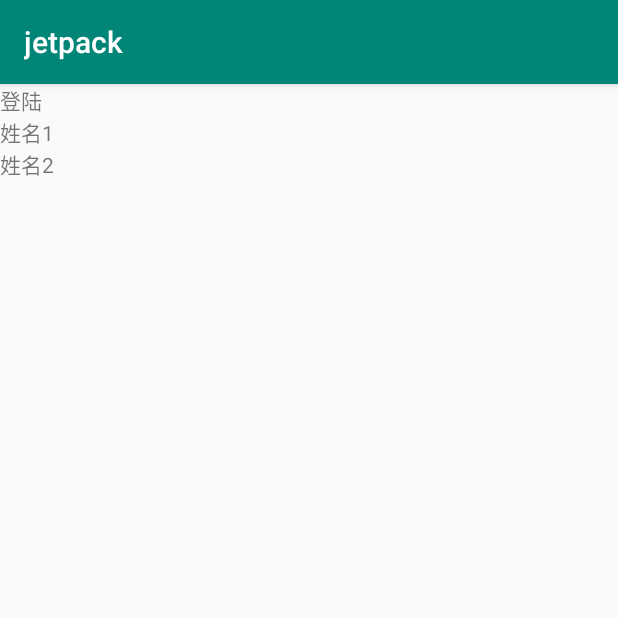
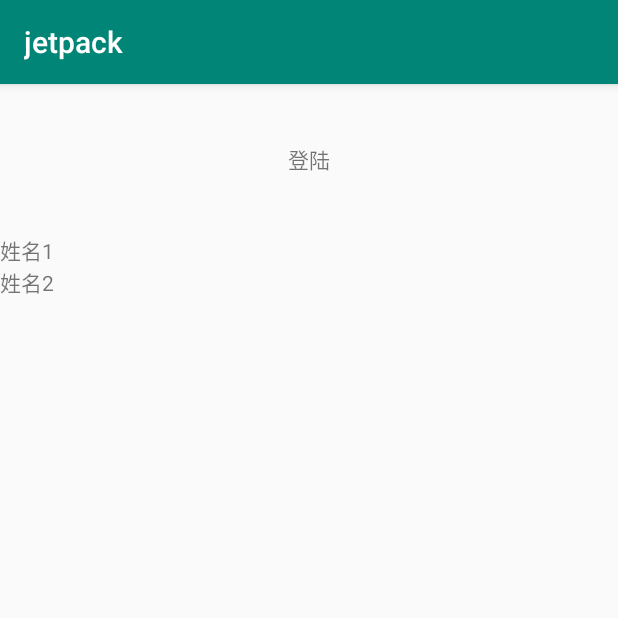
Before and after one commit to lijianjun001/VVMM, an Android app: the screen it shows after launch (MainActivity), on a phone screen of 412 x 824 dp, the top half of it. Run offline under Robolectric (Android 15) with nearby library versions, the phone set to English and light mode, and no system bars; our stand-ins replace Room's generated code, paging; libraries missing offline, so code that uses them is left out: androidx.paging, retrofit2.adapter.rxjava, rx.subscriptions; 6 statements that could not run were skipped.

```diff
--- a/app/src/main/java/jetpack/zmkj/com/jetpack/CustomApplication.java
+++ b/app/src/main/java/jetpack/zmkj/com/jetpack/CustomApplication.java
@@ -16,9 +16,7 @@ public class CustomApplication extends Application {
         super.onCreate();
         instance = this;
         HttpServiceFactory.getInstance().init(RetrofitCreator.createRetrofit());
-        mAppDatabase = Room.databaseBuilder(getApplicationContext(), AppDatabase.class, Constants.DATABASE_NAME)
-                .allowMainThreadQueries()
-                .build();
+        mAppDatabase = Room.databaseBuilder(getApplicationContext(), AppDatabase.class, Constants.DATABASE_NAME).build();
     }
 
     public static CustomApplication getInstance() {
--- a/app/src/main/java/jetpack/zmkj/com/jetpack/http/CustomerService.java
+++ b/app/src/main/java/jetpack/zmkj/com/jetpack/http/CustomerService.java
@@ -9,6 +9,6 @@ import rx.Observable;
 public interface CustomerService
 {
 
-     @POST("user/login")
+     @POST("/user/login")
      Observable<User> login(@Field("username") String username, @Field("password")String password);
 }
--- /dev/null
+++ b/app/src/main/java/jetpack/zmkj/com/jetpack/ui/main/MainActivity.java
@@ -0,0 +1,19 @@
+package jetpack.zmkj.com.jetpack.ui.main;
+
+import android.os.Bundle;
+
+import androidx.annotation.Nullable;
+import androidx.appcompat.app.AppCompatActivity;
+import jetpack.zmkj.com.jetpack.R;
+
+public class MainActivity extends AppCompatActivity {
+
+    @Override
+    protected void onCreate(@Nullable Bundle savedInstanceState) {
+        super.onCreate(savedInstanceState);
+        setContentView(R.layout.main_activity);
+        if (savedInstanceState == null) {
+            getSupportFragmentManager().beginTransaction().replace(R.id.container, MainFragment.newInstance()).commitNow();
+        }
+    }
+}
--- a/app/src/main/java/jetpack/zmkj/com/jetpack/ui/main/MainActivity.kt
+++ /dev/null
@@ -1,20 +0,0 @@
-package jetpack.zmkj.com.jetpack.ui.main
-
-import android.os.Bundle
-import android.support.v7.app.AppCompatActivity
-import jetpack.zmkj.com.jetpack.R
-
-class MainActivity : AppCompatActivity() {
-
-    override fun onCreate(savedInstanceState: Bundle?) {
-        super.onCreate(savedInstanceState)
-        setContentView(R.layout.main_activity)
-        if (savedInstanceState == null) {
-            supportFragmentManager.beginTransaction()
-                    .replace(R.id.container, MainFragment.newInstance())
-                    .commitNow()
-        }
-
-    }
-
-}
--- a/app/src/main/java/jetpack/zmkj/com/jetpack/ui/main/User.java
+++ b/app/src/main/java/jetpack/zmkj/com/jetpack/ui/main/User.java
@@ -19,11 +19,6 @@ public class User {
         this.lastName = lastName;
     }
 
-    public User(int uid, String firstName, String lastName) {
-        this.uid = uid;
-        this.firstName = firstName;
-        this.lastName = lastName;
-    }
 
     public int getUid() {
         return uid;
--- a/app/src/main/java/jetpack/zmkj/com/jetpack/ui/main/UserModel.java
+++ b/app/src/main/java/jetpack/zmkj/com/jetpack/ui/main/UserModel.java
@@ -3,10 +3,6 @@ package jetpack.zmkj.com.jetpack.ui.main;
 import com.nirvana.ylmc.httplib.myOkhttp.HttpServiceAnnotation;
 import com.nirvana.ylmc.httplib.myOkhttp.RxSchedulerHelper;
 
-import androidx.paging.DataSource;
-import androidx.paging.PagedList;
-import androidx.paging.RxPagedListBuilder;
-import io.reactivex.Observable;
 import jetpack.zmkj.com.jetpack.CustomApplication;
 import jetpack.zmkj.com.jetpack.http.CustomerService;
 import jetpack.zmkj.com.jetpack.http.MyObserver;
@@ -16,7 +12,6 @@ public class UserModel extends BaseModel implements IUserModel {
 
     @HttpServiceAnnotation
     CustomerService customerService;
-
 
 
     @Override
--- a/app/src/main/res/layout/main_fragment.xml
+++ b/app/src/main/res/layout/main_fragment.xml
@@ -10,9 +10,10 @@
 
     <TextView
         android:id="@+id/login_tv"
-        android:layout_width="wrap_content"
-        android:layout_height="wrap_content"
+        android:layout_width="match_parent"
+        android:layout_height="100dp"
         android:text="登陆"
+        android:gravity="center"
         app:layout_constraintBottom_toBottomOf="parent"
         app:layout_constraintEnd_toEndOf="parent"
         app:layout_constraintStart_toStartOf="parent"
@@ -42,7 +43,8 @@
     <androidx.recyclerview.widget.RecyclerView
         android:id="@+id/recyclerView"
         android:layout_width="match_parent"
-        android:layout_height="match_parent">
+        android:layout_height="match_parent"
+        android:visibility="gone">
 
     </androidx.recyclerview.widget.RecyclerView>
 </LinearLayout>
```
Also changed, not shown: app/build.gradle (+13 -2 lines), app/src/main/java/jetpack/zmkj/com/jetpack/MyWork.java (added, +42 -0 lines), app/src/main/java/jetpack/zmkj/com/jetpack/ui/main/MainFragment.java (+8 -1 lines), app/src/main/java/jetpack/zmkj/com/jetpack/ui/main/MainViewModel.java (+22 -2 lines).
